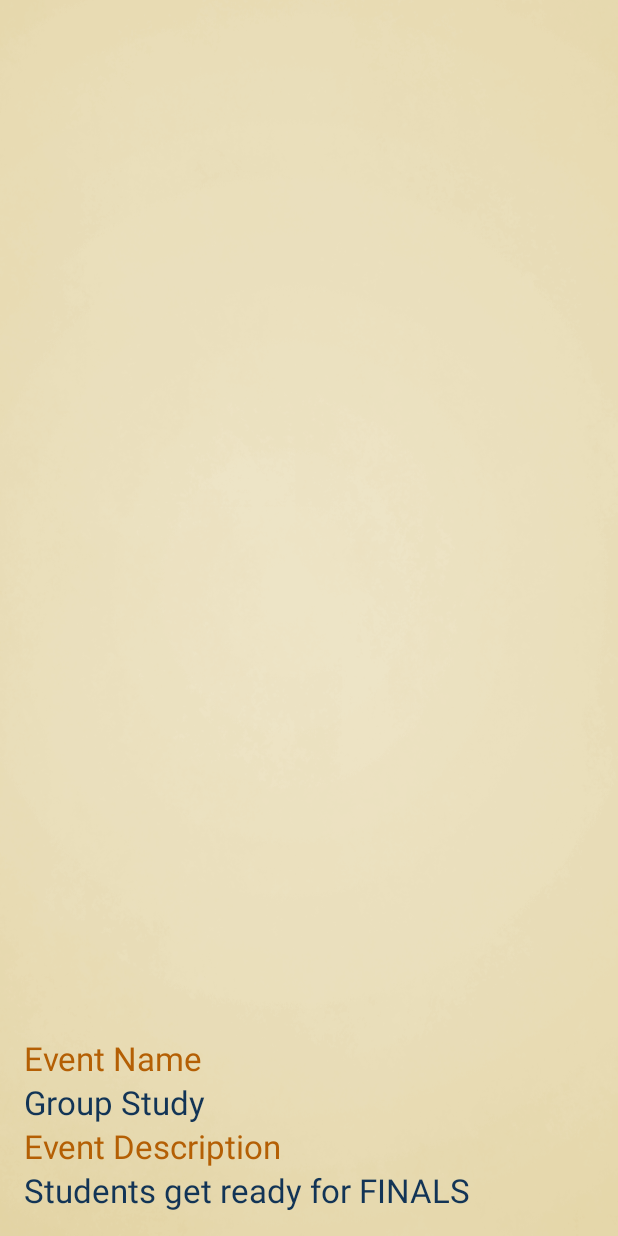
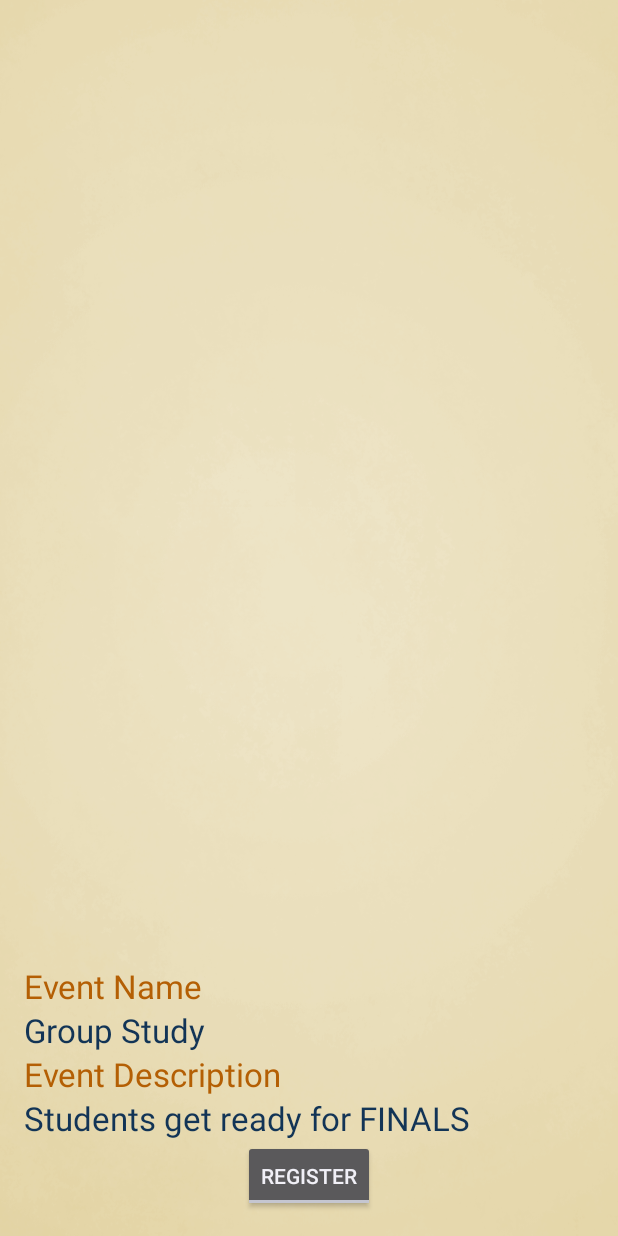
Before and after one commit to josh-marasigan/OrangeLoop, an Android app: the EventPage screen opened directly, with no data from a screen before it, on a phone screen of 412 x 824 dp. Run offline under Robolectric (Android 15) with nearby library versions, the phone set to English and light mode, and no system bars; 1 statement that could not run was skipped.

Commit message:
Added toggle button

```diff
--- a/app/src/main/java/com/threeamstudios/theorangeloop/EventPage.java
+++ b/app/src/main/java/com/threeamstudios/theorangeloop/EventPage.java
@@ -7,7 +7,9 @@ import android.os.AsyncTask;
 import android.os.Bundle;
 import android.view.Window;
 import android.view.WindowManager;
+import android.widget.CompoundButton;
 import android.widget.ImageView;
+import android.widget.ToggleButton;
 
 import java.io.IOException;
 import java.io.InputStream;
@@ -17,7 +19,7 @@ import java.net.URLConnection;
 
 public class EventPage extends Activity {
 
-
+    private Organization organization;
     public static final String URL = "https://i.imgur.com/hsePrlh.jpg";
     ImageView imageView;
 
@@ -27,22 +29,39 @@ public class EventPage extends Activity {
 
         //Remove title bar
         this.requestWindowFeature(Window.FEATURE_NO_TITLE);
-
         //Remove notification bar
         this.getWindow().setFlags(WindowManager.LayoutParams.FLAG_FULLSCREEN, WindowManager.LayoutParams.FLAG_FULLSCREEN);
-
         setContentView(R.layout.activity_event_page);
-
         // Get Club Image
         imageView = (ImageView) findViewById(R.id.imageViewClub);
-
         // Create an object for subclass of AsyncTask
         GetXMLTask task = new GetXMLTask();
         // Execute the task
+        // Surround w/ loop
+        task.execute(new String[]{URL});
 
-        // Surround w/ loop
+        ToggleButton toggle = (ToggleButton) findViewById(R.id.toggleButton);
+        toggle.setText("Register");
+        toggle.setTextOff("Register");
+        toggle.setTextOn("Unregister");
+        toggle.setOnCheckedChangeListener(new CompoundButton.OnCheckedChangeListener() {
+            public void onCheckedChanged(CompoundButton buttonView, boolean isChecked) {
+                if (isChecked) {
+                    DatabaseHandler db = DatabaseHandler.getInstance(getBaseContext());
 
-        task.execute(new String[]{URL});
+                    // temp
+                    organization = new Organization();
+                    organization.setOrgName("Epic");
+
+                    db.insertOrganization(organization.getOrgName(), "1", "description");
+
+                } else {
+                    // Remove from the database
+                }
+            }
+        });
+
+
     }
 
     private class GetXMLTask extends AsyncTask<String, Void, Bitmap> {
--- a/app/src/main/res/layout/activity_event_page.xml
+++ b/app/src/main/res/layout/activity_event_page.xml
@@ -66,6 +66,17 @@
             android:textAppearance="?android:attr/textAppearanceLarge"
             android:id="@+id/EventName1"
             android:textColor="#123456"/>
+
+        <ToggleButton
+            android:layout_width="wrap_content"
+            android:layout_height="wrap_content"
+            android:text="Register"
+            android:id="@+id/toggleButton"
+            android:layout_gravity="center_horizontal"
+            android:layout_below="@+id/imageViewClub"
+            android:layout_centerHorizontal="true"
+            android:checked="false" />
+
     </LinearLayout>
 
 </RelativeLayout>
```
